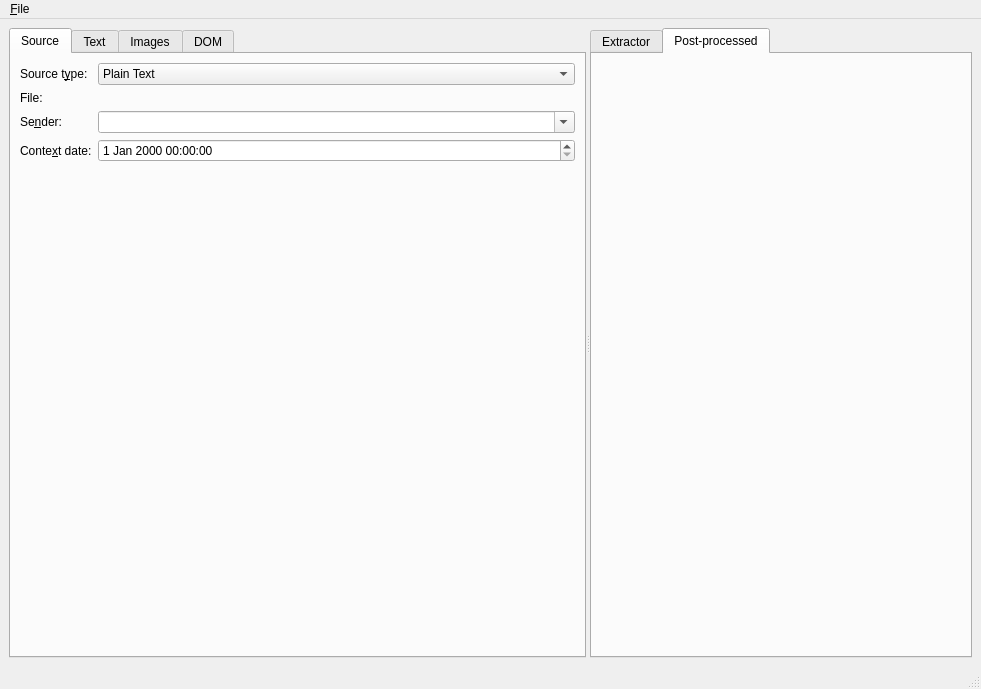
Qt form src/mainwindow.ui (KDE/kitinerary-workbench) before a commit.
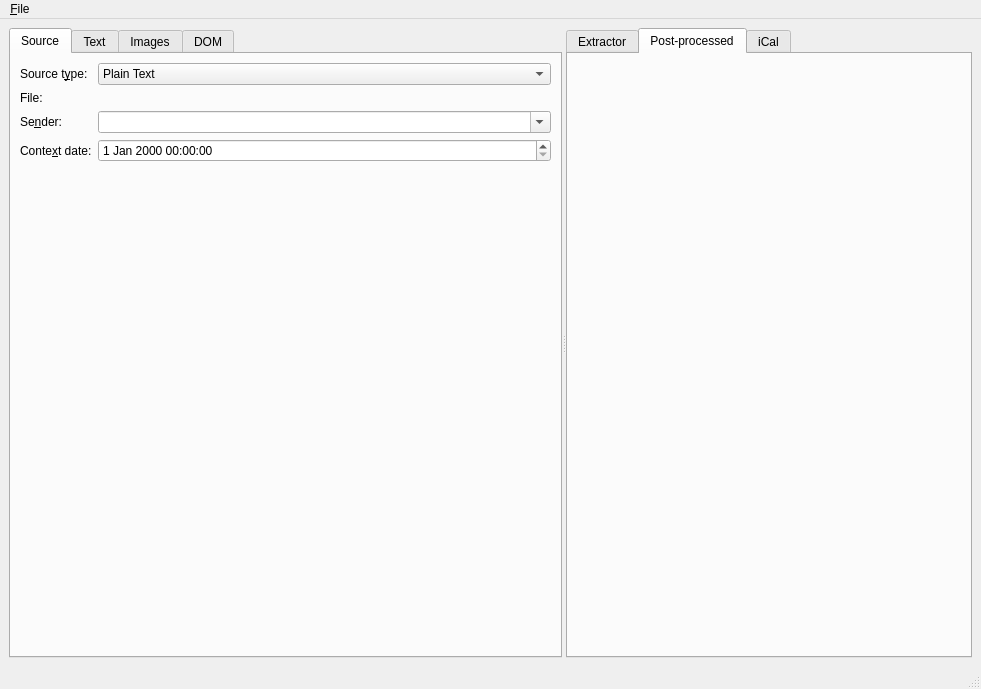
The same form after that commit. Icons and pictures are not drawn. Custom widgets are drawn as their Qt base class.

Commit message:
Show iCal output too
Doesn't do multi-traveler batching yet though.

The edit to the form file:
```diff
--- a/src/mainwindow.ui
+++ b/src/mainwindow.ui
@@ -215,6 +215,11 @@
          <string>Post-processed</string>
         </attribute>
        </widget>
+       <widget class="QWidget" name="icalTab">
+        <attribute name="title">
+         <string>iCal</string>
+        </attribute>
+       </widget>
       </widget>
      </widget>
     </item>
```
The commit also changes 2 other files.
